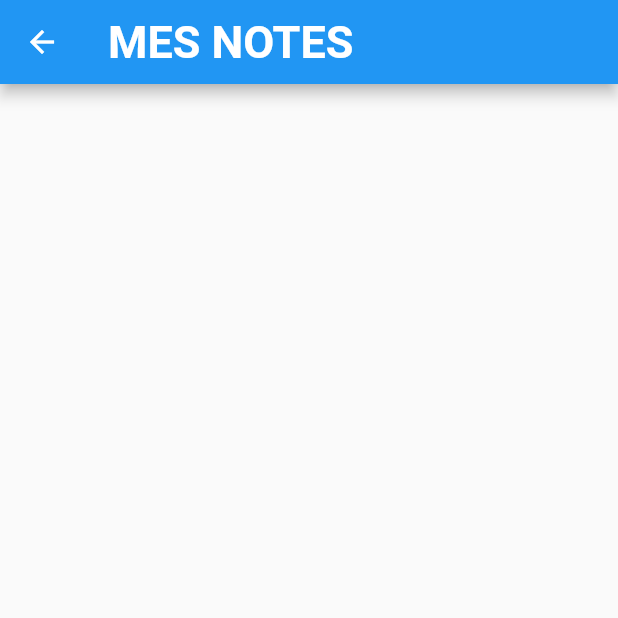
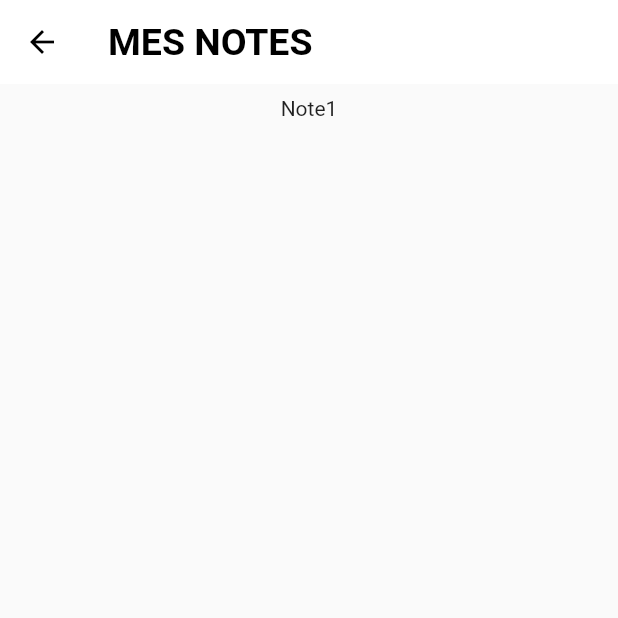
Before and after one commit to AlexisMrcx/tp_final, a Flutter app: the screen it shows after launch, after a tap on "Note1", on a phone screen of 412 x 824 dp, the top half of it. Run offline on Flutter 3.47's test engine with Material 2 defaults, Android fonts, the phone set to English and light mode, and no system bars.

```diff
--- a/lib/app/screens/note_details/note_details_screen.dart
+++ b/lib/app/screens/note_details/note_details_screen.dart
@@ -2,19 +2,41 @@ import 'package:flutter/material.dart';
 import 'package:tp_final/app/modules/note/model/note_model.dart';
 
 class NoteDetailsScreen extends StatelessWidget {
-  const NoteDetailsScreen({this.data});
-  final Note? data;
+  const NoteDetailsScreen({required this.data});
+  final Note data;
 
   @override
   Widget build(BuildContext context) {
     return Scaffold(
       appBar: AppBar(
+        iconTheme: IconThemeData(color: Colors.black),
         title: Text(
           "MES NOTES",
-          style: TextStyle(fontSize: 30, fontWeight: FontWeight.bold),
+          style: TextStyle(fontSize: 25, fontWeight: FontWeight.bold, color: Colors.black),
         ),
+        elevation: 0,
+        backgroundColor: Colors.white,
       ),
-      body: null,
+      body: Padding(
+        padding: const EdgeInsets.all(8.0),
+          child: Center(
+            child: Container(
+              child: Row(
+                crossAxisAlignment: CrossAxisAlignment.start,
+                mainAxisAlignment: MainAxisAlignment.center,
+                children: [
+                  Column(
+                    children: [
+                      Text(data.title.toString()),
+                      /*Text(data!.dateTime.toString()),
+                      Text(data!.content.toString())*/
+                    ],
+                  )
+                ],
+              ),
+            ),
+          ),
+      ),
     );
   }
 }
--- a/lib/app_routes.dart
+++ b/lib/app_routes.dart
@@ -9,7 +9,6 @@ const kNoteDetailsRoute = '/note_details';
 
 final Map<String, WidgetBuilder> kRoutes = {
   kHomeRoute: (_)=>HomeScreen(),
-  kNoteDetailsRoute: (_)=>NoteDetailsScreen()
 };
 
 onGenerateRoute(settings){
```
